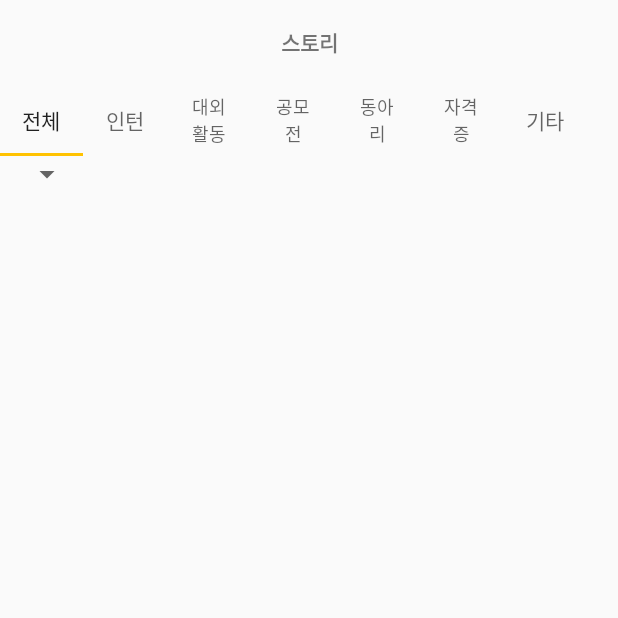
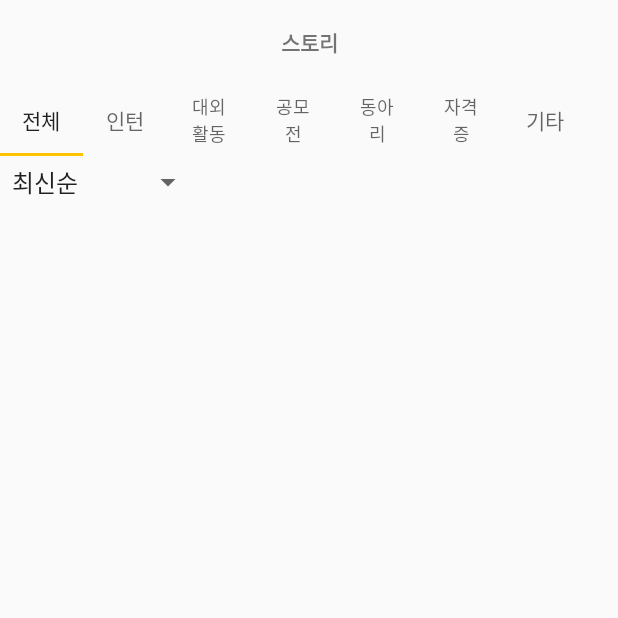
Before and after one commit to INTENRZ/Android_INTERNZ, an Android app: the StoryActivity screen opened directly, with no data from a screen before it, on a phone screen of 412 x 824 dp, the top half of it. Run offline under Robolectric (Android 15) with nearby library versions, the phone set to English and light mode, and no system bars.

Commit message:
StoryActivity 기능 구현

```diff
--- a/app/src/main/java/com/example/internz/feature/story/StoryActivity.kt
+++ b/app/src/main/java/com/example/internz/feature/story/StoryActivity.kt
@@ -3,6 +3,8 @@ package com.example.internz.feature.story
 import androidx.appcompat.app.AppCompatActivity
 import android.os.Bundle
 import android.util.Log
+import android.widget.ArrayAdapter
+import android.widget.Spinner
 import android.widget.Toast
 import androidx.recyclerview.widget.LinearLayoutManager
 import androidx.recyclerview.widget.RecyclerView
@@ -34,7 +36,8 @@ class StoryActivity : AppCompatActivity() {
         recyclerView.layoutManager = LinearLayoutManager(this)
         recyclerView.adapter = adapter
 
-        //서버 통신
+        //TODO! ApiService 구현하고 주석 풀기
+        /*
         val call = ApiServiceImpl.service.requestStory()
 
         call.enqueue(
@@ -57,5 +60,13 @@ class StoryActivity : AppCompatActivity() {
                 }
             }
         )
+         */
+
+        //스피너 설정
+        val spinner = findViewById<Spinner>(R.id.spinnerStory)
+        val adapter = ArrayAdapter.createFromResource(this, R.array.story_spinner, android.R.layout.simple_spinner_item)
+        adapter.setDropDownViewResource(android.R.layout.simple_spinner_dropdown_item)
+        spinner.adapter = adapter
+
     }
 }
--- a/app/src/main/res/layout/activity_story.xml
+++ b/app/src/main/res/layout/activity_story.xml
@@ -73,13 +73,21 @@
 
     </com.google.android.material.tabs.TabLayout>
 
+    <!--
     <Spinner
         android:id="@+id/spinnerStory"
-        android:layout_width="39dp"
+        android:layout_width="wrap_content"
         android:layout_height="wrap_content"
-        android:layout_marginStart="16dp"
+        app:layout_constraintStart_toStartOf="parent"
+        app:layout_constraintTop_toBottomOf="@+id/tabLayout" /> -->
+
+    <Spinner
+        android:id="@+id/spinnerStory"
+        android:layout_width="136dp"
+        android:layout_height="35dp"
         app:layout_constraintStart_toStartOf="parent"
         app:layout_constraintTop_toBottomOf="@+id/tabLayout" />
+
 
     <androidx.recyclerview.widget.RecyclerView
         android:id="@+id/rvStory"
--- /dev/null
+++ b/app/src/main/res/values/arrays.xml
@@ -0,0 +1,7 @@
+<?xml version="1.0" encoding="utf-8"?>
+<resources>
+    <string-array name="story_spinner">
+        <item>최신순</item>
+        <item>조회순</item>
+    </string-array>
+</resources>
```
Also changed, not shown: app/src/main/java/com/example/internz/feature/signin/SignInActivity.kt (+7 -0 lines), app/src/main/res/layout/activity_sign_in.xml (+12 -0 lines), app/src/main/res/layout/activity_sign_up.xml (+10 -0 lines), app/src/main/res/drawable-hdpi/timeline_detail_back_ic.png (added), app/src/main/res/drawable-mdpi/timeline_detail_back_ic.png (added), app/src/main/res/drawable-xhdpi/timeline_detail_back_ic.png (added), app/src/main/res/drawable-xxhdpi/timeline_detail_back_ic.png (added), app/src/main/res/drawable-xxxhdpi/timeline_detail_back_ic.png (added).
